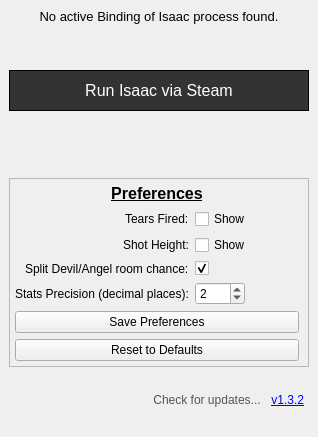
Before: the Qt Designer form src/LoaderGUI.ui in networkMe/missinghud2, drawn with Qt 5.
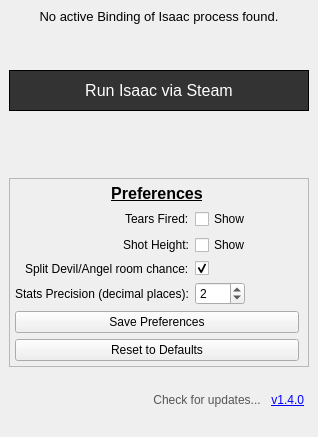
After: the same form once the commit is applied. Icons and pictures are not drawn.

What changed in the file:
```diff
--- a/src/LoaderGUI.ui
+++ b/src/LoaderGUI.ui
@@ -258,7 +258,7 @@
          </font>
         </property>
         <property name="text">
-         <string>&lt;a href=&quot;https://github.com/networkMe/missinghud2/releases&quot;&gt;v1.3.2&lt;/a&gt;</string>
+         <string>&lt;a href=&quot;https://github.com/networkMe/missinghud2/releases&quot;&gt;v1.4.0&lt;/a&gt;</string>
         </property>
         <property name="textFormat">
          <enum>Qt::RichText</enum>
```
